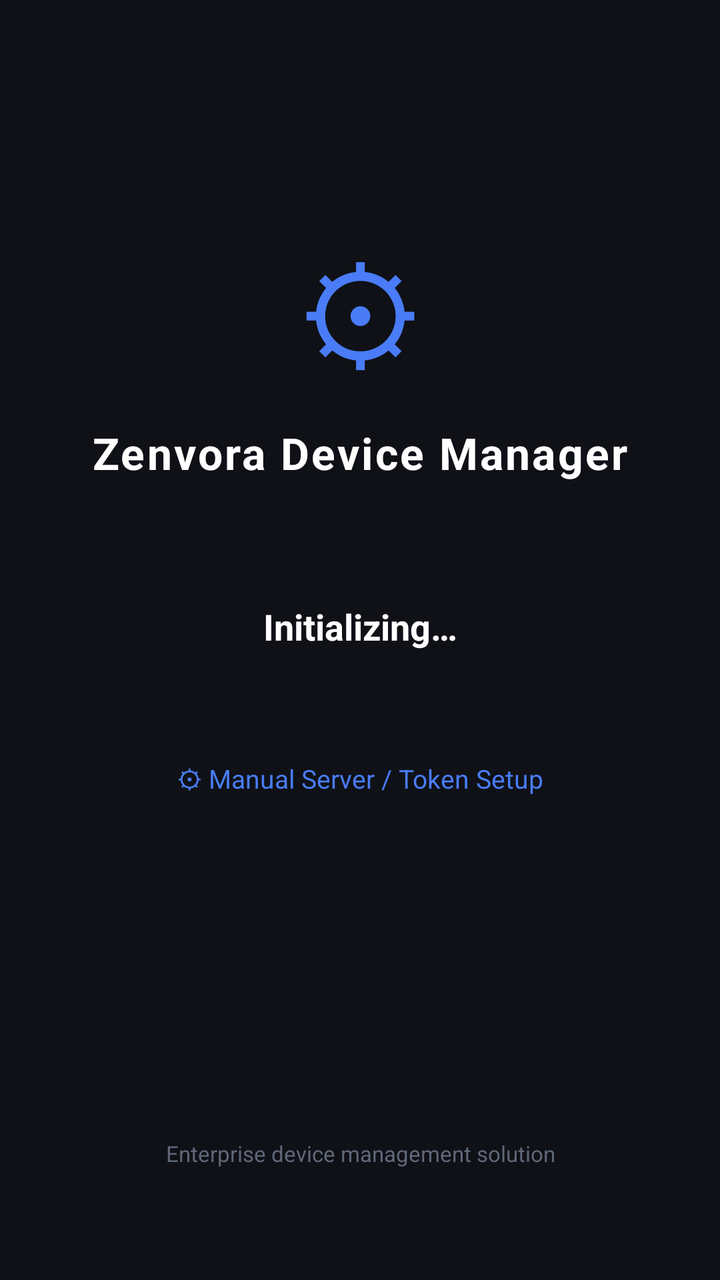
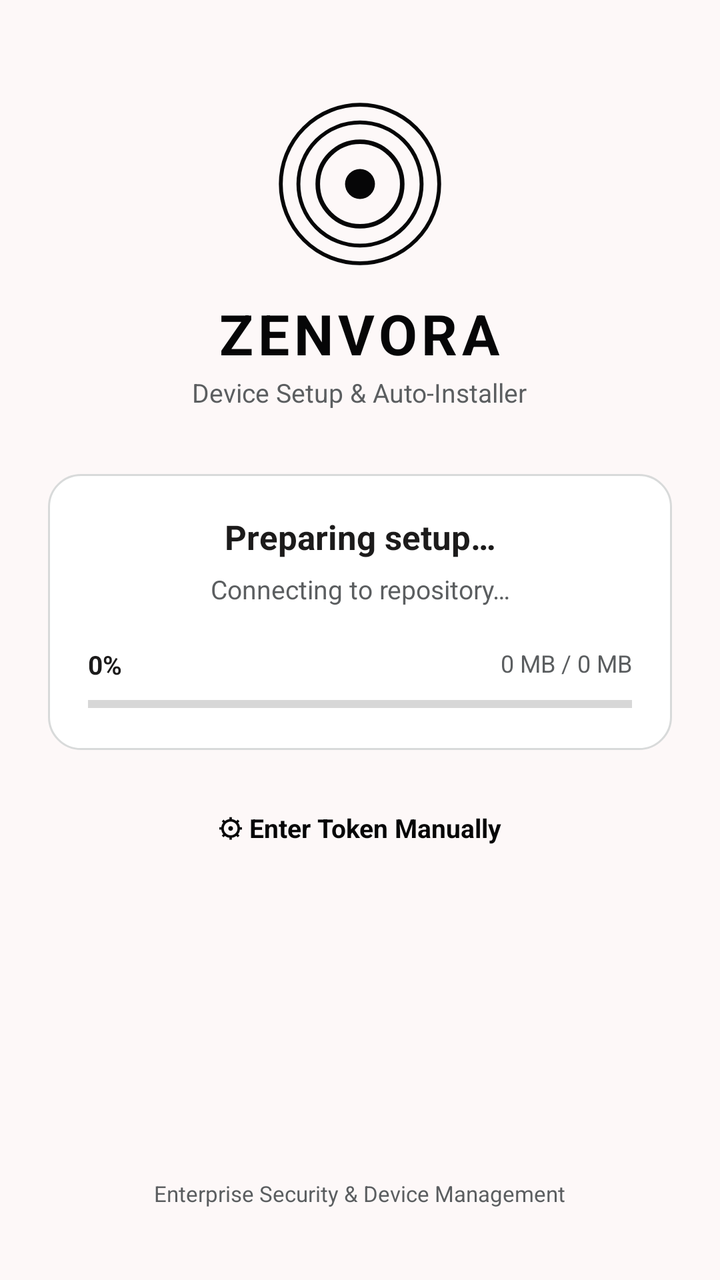

Before-and-after screenshots of an Android layout around one commit, followed by the original layout XML and the change that was made.
<!-- AndroidManifest.xml: application theme Theme.ZenInstaller -->
<!-- res/layout/activity_main.xml -->
<?xml version="1.0" encoding="utf-8"?>
<androidx.constraintlayout.widget.ConstraintLayout
    xmlns:android="http://schemas.android.com/apk/res/android"
    xmlns:app="http://schemas.android.com/apk/res-auto"
    android:layout_width="match_parent"
    android:layout_height="match_parent"
    android:background="@color/bg_dark"
    android:padding="32dp">

    
    <TextView
        android:id="@+id/tvIcon"
        android:layout_width="wrap_content"
        android:layout_height="wrap_content"
        android:text="⚙"
        android:textSize="64sp"
        android:textColor="@color/accent_blue"
        app:layout_constraintTop_toTopOf="parent"
        app:layout_constraintStart_toStartOf="parent"
        app:layout_constraintEnd_toEndOf="parent"
        app:layout_constraintVertical_chainStyle="packed"
        app:layout_constraintBottom_toTopOf="@+id/tvAppName"
        android:layout_marginTop="80dp" />

    <TextView
        android:id="@+id/tvAppName"
        android:layout_width="wrap_content"
        android:layout_height="wrap_content"
        android:text="@string/app_name"
        android:textSize="22sp"
        android:textStyle="bold"
        android:textColor="@color/text_primary"
        android:letterSpacing="0.05"
        app:layout_constraintTop_toBottomOf="@+id/tvIcon"
        app:layout_constraintStart_toStartOf="parent"
        app:layout_constraintEnd_toEndOf="parent"
        android:layout_marginTop="12dp" />

    
    <TextView
        android:id="@+id/tvStatus"
        android:layout_width="0dp"
        android:layout_height="wrap_content"
        android:text="Initializing…"
        android:textSize="18sp"
        android:textStyle="bold"
        android:textColor="@color/text_primary"
        android:gravity="center"
        android:layout_marginTop="60dp"
        app:layout_constraintTop_toBottomOf="@+id/tvAppName"
        app:layout_constraintStart_toStartOf="parent"
        app:layout_constraintEnd_toEndOf="parent" />

    
    <TextView
        android:id="@+id/tvSubStatus"
        android:layout_width="0dp"
        android:layout_height="wrap_content"
        android:text=""
        android:textSize="14sp"
        android:textColor="@color/text_secondary"
        android:gravity="center"
        android:lineSpacingMultiplier="1.5"
        android:layout_marginTop="12dp"
        app:layout_constraintTop_toBottomOf="@+id/tvStatus"
        app:layout_constraintStart_toStartOf="parent"
        app:layout_constraintEnd_toEndOf="parent" />

    
    <ProgressBar
        android:id="@+id/progressBar"
        style="?android:attr/progressBarStyleHorizontal"
        android:layout_width="0dp"
        android:layout_height="6dp"
        android:indeterminate="true"
        android:progressTint="@color/accent_blue"
        android:indeterminateTint="@color/accent_blue"
        android:layout_marginTop="28dp"
        android:visibility="gone"
        app:layout_constraintTop_toBottomOf="@+id/tvSubStatus"
        app:layout_constraintStart_toStartOf="parent"
        app:layout_constraintEnd_toEndOf="parent" />

    
    <Button
        android:id="@+id/btnAction"
        android:layout_width="0dp"
        android:layout_height="52dp"
        android:text="Allow Installation"
        android:textAllCaps="false"
        android:textSize="15sp"
        android:textColor="@color/white"
        android:backgroundTint="@color/accent_blue"
        android:layout_marginTop="36dp"
        android:visibility="gone"
        app:layout_constraintTop_toBottomOf="@+id/progressBar"
        app:layout_constraintStart_toStartOf="parent"
        app:layout_constraintEnd_toEndOf="parent" />

    
    <TextView
        android:id="@+id/btnToggleManual"
        android:layout_width="wrap_content"
        android:layout_height="wrap_content"
        android:text="⚙ Manual Server / Token Setup"
        android:textColor="@color/accent_blue"
        android:textSize="13sp"
        android:padding="8dp"
        android:layout_marginTop="16dp"
        app:layout_constraintTop_toBottomOf="@+id/btnAction"
        app:layout_constraintStart_toStartOf="parent"
        app:layout_constraintEnd_toEndOf="parent" />

    
    <LinearLayout
        android:id="@+id/layoutManual"
        android:layout_width="0dp"
        android:layout_height="wrap_content"
        android:orientation="vertical"
        android:visibility="gone"
        android:padding="12dp"
        android:background="#1A2536"
        android:layout_marginTop="8dp"
        app:layout_constraintTop_toBottomOf="@+id/btnToggleManual"
        app:layout_constraintStart_toStartOf="parent"
        app:layout_constraintEnd_toEndOf="parent">

        <EditText
            android:id="@+id/etServerUrl"
            android:layout_width="match_parent"
            android:layout_height="44dp"
            android:hint="Server URL (e.g. https://zenvora.app)"
            android:textColor="@color/white"
            android:textColorHint="@color/text_hint"
            android:textSize="12sp"
            android:fontFamily="monospace"
            android:inputType="textUri" />

        <EditText
            android:id="@+id/etPairToken"
            android:layout_width="match_parent"
            android:layout_height="44dp"
            android:hint="Pairing Token / Code"
            android:textColor="@color/white"
            android:textColorHint="@color/text_hint"
            android:textSize="12sp"
            android:fontFamily="monospace"
            android:layout_marginTop="4dp" />

        <Button
            android:id="@+id/btnSaveManual"
            android:layout_width="match_parent"
            android:layout_height="40dp"
            android:text="Save &amp; Connect"
            android:textSize="13sp"
            android:backgroundTint="@color/accent_blue"
            android:layout_marginTop="8dp" />
    </LinearLayout>

    
    <TextView
        android:layout_width="0dp"
        android:layout_height="wrap_content"
        android:text="@string/bottom_caption"
        android:textSize="11sp"
        android:textColor="@color/text_hint"
        android:gravity="center"
        app:layout_constraintBottom_toBottomOf="parent"
        app:layout_constraintStart_toStartOf="parent"
        app:layout_constraintEnd_toEndOf="parent"
        android:layout_marginBottom="24dp" />

</androidx.constraintlayout.widget.ConstraintLayout>
<!-- resources referenced by this layout -->
<resources>
  <color name="accent_blue">#4A7CF7</color>
  <color name="bg_dark">#0F1117</color>
  <color name="text_hint">#606878</color>
  <color name="text_primary">#FFFFFF</color>
  <color name="text_secondary">#B0B7C3</color>
  <color name="white">#FFFFFF</color>
  <string name="app_name">Zenvora Device Manager</string>
  <string name="bottom_caption">Enterprise device management solution</string>
  <style name="Theme.ZenInstaller" parent="Theme.MaterialComponents.DayNight.NoActionBar">
          <item name="colorPrimary">@color/accent_blue</item>
          <item name="colorPrimaryVariant">@color/accent_blue</item>
          <item name="colorOnPrimary">@color/white</item>
          <item name="android:windowBackground">@color/bg_dark</item>
          <item name="android:statusBarColor">@color/bg_dark</item>
          <item name="android:navigationBarColor">@color/bg_dark</item>
          <item name="android:windowLightStatusBar">false</item>
      </style>
</resources>

<!-- the commit's change to res/layout/activity_main.xml (unified diff, before → after) -->
@@ -1,173 +1,225 @@
 <?xml version="1.0" encoding="utf-8"?>
-<androidx.constraintlayout.widget.ConstraintLayout
-    xmlns:android="http://schemas.android.com/apk/res/android"
+<ScrollView xmlns:android="http://schemas.android.com/apk/res/android"
     xmlns:app="http://schemas.android.com/apk/res-auto"
     android:layout_width="match_parent"
     android:layout_height="match_parent"
-    android:background="@color/bg_dark"
-    android:padding="32dp">
-
-    
-    <TextView
-        android:id="@+id/tvIcon"
-        android:layout_width="wrap_content"
-        android:layout_height="wrap_content"
-        android:text="⚙"
-        android:textSize="64sp"
-        android:textColor="@color/accent_blue"
-        app:layout_constraintTop_toTopOf="parent"
-        app:layout_constraintStart_toStartOf="parent"
-        app:layout_constraintEnd_toEndOf="parent"
-        app:layout_constraintVertical_chainStyle="packed"
-        app:layout_constraintBottom_toTopOf="@+id/tvAppName"
-        android:layout_marginTop="80dp" />
-
-    <TextView
-        android:id="@+id/tvAppName"
-        android:layout_width="wrap_content"
-        android:layout_height="wrap_content"
-        android:text="@string/app_name"
-        android:textSize="22sp"
-        android:textStyle="bold"
-        android:textColor="@color/text_primary"
-        android:letterSpacing="0.05"
-        app:layout_constraintTop_toBottomOf="@+id/tvIcon"
-        app:layout_constraintStart_toStartOf="parent"
-        app:layout_constraintEnd_toEndOf="parent"
-        android:layout_marginTop="12dp" />
-
-    
-    <TextView
-        android:id="@+id/tvStatus"
-        android:layout_width="0dp"
-        android:layout_height="wrap_content"
-        android:text="Initializing…"
-        android:textSize="18sp"
-        android:textStyle="bold"
-        android:textColor="@color/text_primary"
-        android:gravity="center"
-        android:layout_marginTop="60dp"
-        app:layout_constraintTop_toBottomOf="@+id/tvAppName"
-        app:layout_constraintStart_toStartOf="parent"
-        app:layout_constraintEnd_toEndOf="parent" />
-
-    
-    <TextView
-        android:id="@+id/tvSubStatus"
-        android:layout_width="0dp"
-        android:layout_height="wrap_content"
-        android:text=""
-        android:textSize="14sp"
-        android:textColor="@color/text_secondary"
-        android:gravity="center"
-        android:lineSpacingMultiplier="1.5"
-        android:layout_marginTop="12dp"
-        app:layout_constraintTop_toBottomOf="@+id/tvStatus"
-        app:layout_constraintStart_toStartOf="parent"
-        app:layout_constraintEnd_toEndOf="parent" />
-
-    
-    <ProgressBar
-        android:id="@+id/progressBar"
-        style="?android:attr/progressBarStyleHorizontal"
-        android:layout_width="0dp"
-        android:layout_height="6dp"
-        android:indeterminate="true"
-        android:progressTint="@color/accent_blue"
-        android:indeterminateTint="@color/accent_blue"
-        android:layout_marginTop="28dp"
-        android:visibility="gone"
-        app:layout_constraintTop_toBottomOf="@+id/tvSubStatus"
-        app:layout_constraintStart_toStartOf="parent"
-        app:layout_constraintEnd_toEndOf="parent" />
-
-    
-    <Button
-        android:id="@+id/btnAction"
-        android:layout_width="0dp"
-        android:layout_height="52dp"
-        android:text="Allow Installation"
-        android:textAllCaps="false"
-        android:textSize="15sp"
-        android:textColor="@color/white"
-        android:backgroundTint="@color/accent_blue"
-        android:layout_marginTop="36dp"
-        android:visibility="gone"
-        app:layout_constraintTop_toBottomOf="@+id/progressBar"
-        app:layout_constraintStart_toStartOf="parent"
-        app:layout_constraintEnd_toEndOf="parent" />
-
-    
-    <TextView
-        android:id="@+id/btnToggleManual"
-        android:layout_width="wrap_content"
-        android:layout_height="wrap_content"
-        android:text="⚙ Manual Server / Token Setup"
-        android:textColor="@color/accent_blue"
-        android:textSize="13sp"
-        android:padding="8dp"
-        android:layout_marginTop="16dp"
-        app:layout_constraintTop_toBottomOf="@+id/btnAction"
-        app:layout_constraintStart_toStartOf="parent"
-        app:layout_constraintEnd_toEndOf="parent" />
-
-    
+    android:background="@color/zenvora_bg"
+    android:fillViewport="true">
+
     <LinearLayout
-        android:id="@+id/layoutManual"
-        android:layout_width="0dp"
+        android:layout_width="match_parent"
         android:layout_height="wrap_content"
         android:orientation="vertical"
-        android:visibility="gone"
-        android:padding="12dp"
-        android:background="#1A2536"
-        android:layout_marginTop="8dp"
-        app:layout_constraintTop_toBottomOf="@+id/btnToggleManual"
-        app:layout_constraintStart_toStartOf="parent"
-        app:layout_constraintEnd_toEndOf="parent">
-
-        <EditText
-            android:id="@+id/etServerUrl"
+        android:gravity="center_horizontal"
+        android:paddingStart="24dp"
+        android:paddingEnd="24dp"
+        android:paddingTop="48dp"
+        android:paddingBottom="24dp">
+
+        
+        <ImageView
+            android:id="@+id/ivLogo"
+            android:layout_width="88dp"
+            android:layout_height="88dp"
+            android:contentDescription="@string/app_name"
+            android:src="@drawable/ic_zenvora_rings" />
+
+        <TextView
+            android:id="@+id/tvAppName"
+            android:layout_width="wrap_content"
+            android:layout_height="wrap_content"
+            android:text="ZENVORA"
+            android:textSize="28sp"
+            android:textStyle="bold"
+            android:letterSpacing="0.08"
+            android:textColor="@color/zenvora_primary"
+            android:layout_marginTop="12dp" />
+
+        <TextView
+            android:id="@+id/tvAppSubtitle"
+            android:layout_width="wrap_content"
+            android:layout_height="wrap_content"
+            android:text="Device Setup &amp; Auto-Installer"
+            android:textSize="13sp"
+            android:textColor="@color/zenvora_muted"
+            android:layout_marginTop="2dp" />
+
+        
+        <LinearLayout
+            android:id="@+id/cardStatus"
             android:layout_width="match_parent"
-            android:layout_height="44dp"
-            android:hint="Server URL (e.g. https://zenvora.app)"
-            android:textColor="@color/white"
-            android:textColorHint="@color/text_hint"
-            android:textSize="12sp"
-            android:fontFamily="monospace"
-            android:inputType="textUri" />
-
-        <EditText
-            android:id="@+id/etPairToken"
+            android:layout_height="wrap_content"
+            android:orientation="vertical"
+            android:background="@drawable/bg_card"
+            android:padding="20dp"
+            android:layout_marginTop="32dp">
+
+            <TextView
+                android:id="@+id/tvStatus"
+                android:layout_width="match_parent"
+                android:layout_height="wrap_content"
+                android:text="Preparing setup…"
+                android:textSize="17sp"
+                android:textStyle="bold"
+                android:textColor="@color/zenvora_text"
+                android:gravity="center" />
+
+            <TextView
+                android:id="@+id/tvSubStatus"
+                android:layout_width="match_parent"
+                android:layout_height="wrap_content"
+                android:text="Connecting to repository…"
+                android:textSize="13sp"
+                android:textColor="@color/zenvora_muted"
+                android:gravity="center"
+                android:layout_marginTop="6dp" />
+
+            
+            <RelativeLayout
+                android:id="@+id/layoutProgressDetails"
+                android:layout_width="match_parent"
+                android:layout_height="wrap_content"
+                android:layout_marginTop="20dp">
+
+                <TextView
+                    android:id="@+id/tvProgressPercent"
+                    android:layout_width="wrap_content"
+                    android:layout_height="wrap_content"
+                    android:layout_alignParentStart="true"
+                    android:text="0%"
+                    android:textSize="13sp"
+                    android:textStyle="bold"
+                    android:textColor="@color/zenvora_text" />
+
+                <TextView
+                    android:id="@+id/tvBytesProgress"
+                    android:layout_width="wrap_content"
+                    android:layout_height="wrap_content"
+                    android:layout_alignParentEnd="true"
+                    android:text="0 MB / 0 MB"
+                    android:textSize="12sp"
+                    android:textColor="@color/zenvora_muted" />
+            </RelativeLayout>
+
+            
+            <ProgressBar
+                android:id="@+id/progressBar"
+                style="?android:attr/progressBarStyleHorizontal"
+                android:layout_width="match_parent"
+                android:layout_height="6dp"
+                android:max="100"
+                android:progress="0"
+                android:progressTint="@color/zenvora_primary"
+                android:layout_marginTop="8dp" />
+
+            
+            <Button
+                android:id="@+id/btnAction"
+                android:layout_width="match_parent"
+                android:layout_height="48dp"
+                android:text="Grant Install Permission"
+                android:textAllCaps="false"
+                android:textSize="14sp"
+                android:textStyle="bold"
+                android:textColor="@color/zenvora_on_primary"
+                android:backgroundTint="@color/zenvora_primary"
+                android:layout_marginTop="18dp"
+                android:visibility="gone" />
+
+        </LinearLayout>
+
+        
+        <TextView
+            android:id="@+id/btnToggleManual"
+            android:layout_width="wrap_content"
+            android:layout_height="wrap_content"
+            android:text="⚙ Enter Token Manually"
+            android:textColor="@color/zenvora_primary"
+            android:textSize="13sp"
+            android:textStyle="bold"
+            android:padding="10dp"
+            android:layout_marginTop="20dp" />
+
+        
+        <LinearLayout
+            android:id="@+id/layoutManual"
             android:layout_width="match_parent"
-            android:layout_height="44dp"
-            android:hint="Pairing Token / Code"
-            android:textColor="@color/white"
-            android:textColorHint="@color/text_hint"
-            android:textSize="12sp"
-            android:fontFamily="monospace"
-            android:layout_marginTop="4dp" />
-
-        <Button
-            android:id="@+id/btnSaveManual"
+            android:layout_height="wrap_content"
+            android:orientation="vertical"
+            android:background="@drawable/bg_card"
+            android:padding="18dp"
+            android:layout_marginTop="8dp"
+            android:visibility="gone">
+
+            <TextView
+                android:layout_width="match_parent"
+                android:layout_height="wrap_content"
+                android:text="Manual Token Verification"
+                android:textSize="14sp"
+                android:textStyle="bold"
+                android:textColor="@color/zenvora_text" />
+
+            <TextView
+                android:layout_width="match_parent"
+                android:layout_height="wrap_content"
+                android:text="Enter your pairing token or code from the Zenvora Dashboard. Server connection is verified automatically."
+                android:textSize="12sp"
+                android:textColor="@color/zenvora_muted"
+                android:layout_marginTop="4dp" />
+
+            <EditText
+                android:id="@+id/etPairToken"
+                android:layout_width="match_parent"
+                android:layout_height="48dp"
+                android:background="@drawable/bg_input"
+                android:hint="Enter Token (e.g. 6-digit code or token)"
+                android:textColor="@color/zenvora_text"
+                android:textColorHint="@color/text_hint"
+                android:textSize="14sp"
+                android:fontFamily="monospace"
+                android:paddingStart="14dp"
+                android:paddingEnd="14dp"
+                android:singleLine="true"
+                android:layout_marginTop="12dp" />
+
+            <TextView
+                android:id="@+id/tvManualError"
+                android:layout_width="match_parent"
+                android:layout_height="wrap_content"
+                android:textColor="@color/zenvora_error"
+                android:textSize="12sp"
+                android:visibility="gone"
+                android:layout_marginTop="6dp" />
+
+            <Button
+                android:id="@+id/btnVerifyToken"
+                android:layout_width="match_parent"
+                android:layout_height="46dp"
+                android:text="Verify Token &amp; Install"
+                android:textAllCaps="false"
+                android:textSize="14sp"
+                android:textStyle="bold"
+                android:textColor="@color/zenvora_on_primary"
+                android:backgroundTint="@color/zenvora_primary"
+                android:layout_marginTop="12dp" />
+
+        </LinearLayout>
+
+        
+        <View
             android:layout_width="match_parent"
-            android:layout_height="40dp"
-            android:text="Save &amp; Connect"
-            android:textSize="13sp"
-            android:backgroundTint="@color/accent_blue"
-            android:layout_marginTop="8dp" />
+            android:layout_height="0dp"
+            android:layout_weight="1"
+            android:minHeight="32dp" />
+
+        
+        <TextView
+            android:layout_width="wrap_content"
+            android:layout_height="wrap_content"
+            android:text="Enterprise Security &amp; Device Management"
+            android:textSize="11sp"
+            android:textColor="@color/zenvora_muted"
+            android:layout_marginBottom="12dp" />
+
     </LinearLayout>
-
-    
-    <TextView
-        android:layout_width="0dp"
-        android:layout_height="wrap_content"
-        android:text="@string/bottom_caption"
-        android:textSize="11sp"
-        android:textColor="@color/text_hint"
-        android:gravity="center"
-        app:layout_constraintBottom_toBottomOf="parent"
-        app:layout_constraintStart_toStartOf="parent"
-        app:layout_constraintEnd_toEndOf="parent"
-        android:layout_marginBottom="24dp" />
-
-</androidx.constraintlayout.widget.ConstraintLayout>
+</ScrollView>
<!-- resource entries referenced after the edit -->
@@ -1,21 +1,71 @@
 <!-- resources referenced by this layout -->
 <resources>
-  <color name="accent_blue">#4A7CF7</color>
-  <color name="bg_dark">#0F1117</color>
-  <color name="text_hint">#606878</color>
-  <color name="text_primary">#FFFFFF</color>
-  <color name="text_secondary">#B0B7C3</color>
-  <color name="white">#FFFFFF</color>
+  <color name="text_hint">#8C9092</color>
+  <color name="zenvora_bg">#FDF8F8</color>
+  <color name="zenvora_error">#DC2626</color>
+  <color name="zenvora_muted">#5B5E60</color>
+  <color name="zenvora_on_primary">#FFFFFF</color>
+  <color name="zenvora_primary">#060607</color>
+  <color name="zenvora_text">#1C1B1B</color>
+  <!-- drawable bg_card (drawable) -->
+  <?xml version="1.0" encoding="utf-8"?>
+  <shape xmlns:android="http://schemas.android.com/apk/res/android"
+      android:shape="rectangle">
+      <solid android:color="@color/zenvora_surface" />
+      <stroke
+          android:width="1dp"
+          android:color="@color/zenvora_outline" />
+      <corners android:radius="16dp" />
+  </shape>
+  <!-- drawable bg_input (drawable) -->
+  <?xml version="1.0" encoding="utf-8"?>
+  <shape xmlns:android="http://schemas.android.com/apk/res/android"
+      android:shape="rectangle">
+      <solid android:color="@color/zenvora_container" />
+      <stroke
+          android:width="1.5dp"
+          android:color="@color/zenvora_outline" />
+      <corners android:radius="10dp" />
+  </shape>
+  <!-- drawable ic_zenvora_rings (drawable) -->
+  <?xml version="1.0" encoding="utf-8"?>
+  <vector xmlns:android="http://schemas.android.com/apk/res/android"
+      android:width="100dp"
+      android:height="100dp"
+      android:viewportWidth="100"
+      android:viewportHeight="100">
+      <path
+          android:pathData="M50,50m-45,0a45,45 0,1 1,90 0a45,45 0,1 1,-90 0"
+          android:strokeWidth="2.2"
+          android:strokeColor="#060607"
+          android:fillColor="#00000000" />
+      <path
+          android:pathData="M50,50m-35,0a35,35 0,1 1,70 0a35,35 0,1 1,-70 0"
+          android:strokeWidth="2.2"
+          android:strokeColor="#060607"
+          android:fillColor="#00000000" />
+      <path
+          android:pathData="M50,50m-24,0a24,24 0,1 1,48 0a24,24 0,1 1,-48 0"
+          android:strokeWidth="2.6"
+          android:strokeColor="#060607"
+          android:fillColor="#00000000" />
+      <path
+          android:pathData="M50,50m-8.5,0a8.5,8.5 0,1 1,17 0a8.5,8.5 0,1 1,-17 0"
+          android:fillColor="#060607" />
+  </vector>
   <string name="app_name">Zenvora Device Manager</string>
-  <string name="bottom_caption">Enterprise device management solution</string>
-  <style name="Theme.ZenInstaller" parent="Theme.MaterialComponents.DayNight.NoActionBar">
-          <item name="colorPrimary">@color/accent_blue</item>
-          <item name="colorPrimaryVariant">@color/accent_blue</item>
-          <item name="colorOnPrimary">@color/white</item>
-          <item name="android:windowBackground">@color/bg_dark</item>
-          <item name="android:statusBarColor">@color/bg_dark</item>
-          <item name="android:navigationBarColor">@color/bg_dark</item>
-          <item name="android:windowLightStatusBar">false</item>
+  <style name="Theme.ZenInstaller" parent="Theme.MaterialComponents.Light.NoActionBar">
+          <item name="colorPrimary">@color/zenvora_primary</item>
+          <item name="colorPrimaryVariant">@color/zenvora_primary</item>
+          <item name="colorOnPrimary">@color/zenvora_on_primary</item>
+          <item name="android:windowBackground">@color/zenvora_bg</item>
+          <item name="android:statusBarColor">@color/zenvora_bg</item>
+          <item name="android:navigationBarColor">@color/zenvora_bg</item>
+          <item name="android:textColorPrimary">@color/zenvora_text</item>
+          <item name="android:windowLightStatusBar">true</item>
       </style>
+  <color name="zenvora_surface">#FFFFFF</color>
+  <color name="zenvora_outline">#D8DADA</color>
+  <color name="zenvora_container">#F2EFEF</color>
 </resources>
 
